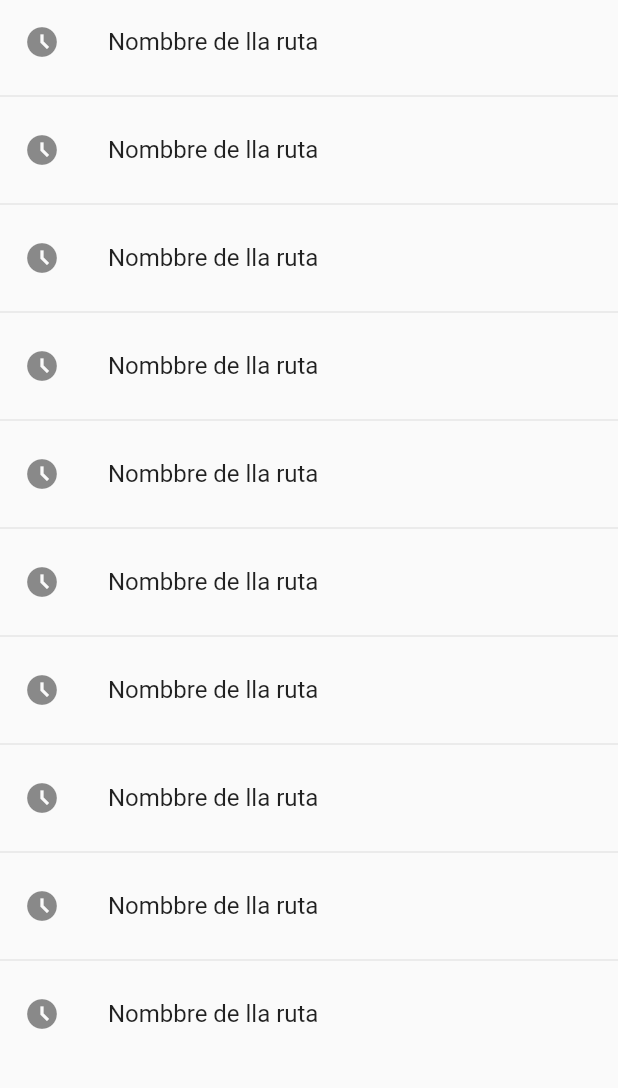
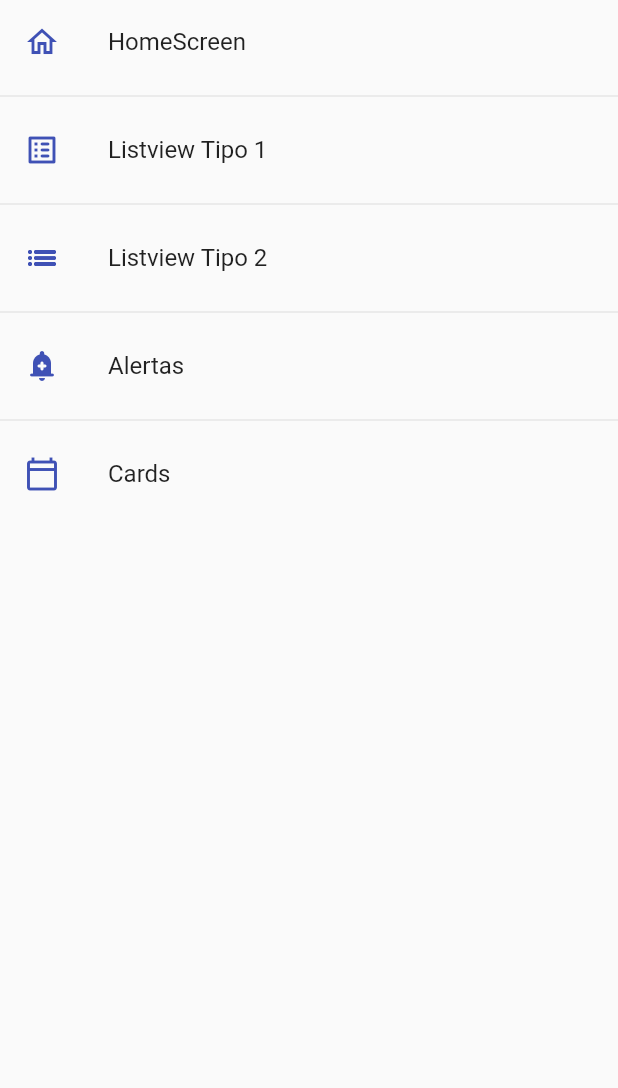
Before and after one commit to Thebobs2598/componentes_app, a Flutter app: the screen it shows after launch, on a phone screen of 412 x 824 dp, the part 84-1172 px from its top. Run offline on Flutter 3.47's test engine with Material 2 defaults, Android fonts, the phone set to English and light mode, and no system bars.

Commit message:
listadoRutasFunciones

```diff
--- a/lib/main.dart
+++ b/lib/main.dart
@@ -1,7 +1,7 @@
 import 'package:componentes_app/router/app_routes.dart';
 import 'package:flutter/material.dart';
 
-import 'screens/screens.dart';
+
 
 void main() => runApp(const MyApp());
 
@@ -14,7 +14,7 @@ class MyApp extends StatelessWidget {
       debugShowCheckedModeBanner: false,
       title: 'Material App',
       initialRoute: AppRoutes.initialRoute,
-      routes: AppRoutes.routes,
+      routes: AppRoutes.getAppRoutes(),
       onGenerateRoute: AppRoutes.onGenerateRoute,
     );
   }
--- /dev/null
+++ b/lib/models/menu_option.dart
@@ -0,0 +1,15 @@
+import 'package:flutter/material.dart' show IconData, Widget;
+
+class MenuOption {
+  final String route;
+  final IconData icon;
+  final String name;
+  final Widget screen;
+
+  MenuOption({
+    required this.route,
+    required this.icon,
+    required this.name,
+    required this.screen,
+  });
+}
--- /dev/null
+++ b/lib/models/models.dart
@@ -0,0 +1 @@
+export 'package:componentes_app/models/menu_option.dart';
--- a/lib/router/app_routes.dart
+++ b/lib/router/app_routes.dart
@@ -1,16 +1,65 @@
+import 'package:componentes_app/models/models.dart';
 import 'package:componentes_app/screens/screens.dart';
 import 'package:flutter/material.dart';
 
 class AppRoutes {
   static const initialRoute = 'home';
+  static final menuOptions = <MenuOption>[
+    //TODO : Borrar Home
+    //Home
+    MenuOption(
+      route: 'home',
+      name: 'HomeScreen',
+      screen: const HomeScreen(),
+      icon: Icons.home_outlined,
+    ),
+    //ListView 1
+    MenuOption(
+      route: 'listview1',
+      name: 'Listview Tipo 1',
+      screen: const ListView1Screen(),
+      icon: Icons.list_alt_rounded,
+    ),
+    //ListView 2
+    MenuOption(
+      route: 'listview2',
+      name: 'Listview Tipo 2',
+      screen: const ListView2Screen(),
+      icon: Icons.list_sharp,
+    ),
+    //Alert
+    MenuOption(
+      route: 'alert',
+      name: 'Alertas',
+      screen: const AlertScreen(),
+      icon: Icons.add_alert_rounded,
+    ),
+    //Cards
+    MenuOption(
+        route: 'card',
+        name: 'Cards',
+        screen: const CardScreen(),
+        icon: Icons.calendar_today_outlined)
+  ];
 
-  static Map<String, Widget Function(BuildContext)> routes = {
-    'home': (BuildContext context) => const HomeScreen(),
-    'listView1': (BuildContext context) => const ListView1Screen(),
-    'listView2': (BuildContext context) => const ListView2Screen(),
-    'alert': (BuildContext context) => const AlertScreen(),
-    'card': (BuildContext context) => const CardScreen(),
-  };
+  // **Otra opción para rutas
+  // static Map<String, Widget Function(BuildContext)> routes = {
+  //   'home': (BuildContext context) => const HomeScreen(),
+  //   'listView1': (BuildContext context) => const ListView1Screen(),
+  //   'listView2': (BuildContext context) => const ListView2Screen(),
+  //   'alert': (BuildContext context) => const AlertScreen(),
+  //   'card': (BuildContext context) => const CardScreen(),
+  // };
+
+  static Map<String, Widget Function(BuildContext)> getAppRoutes() {
+    Map<String, Widget Function(BuildContext)> appRoutes = {};
+
+    for (final option in menuOptions) {
+      appRoutes.addAll({option.route: (BuildContext context) => option.screen});
+    }
+
+    return appRoutes;
+  }
 
   static Route<dynamic> onGenerateRoute(RouteSettings settings) {
     // print(settings);
--- a/lib/screens/home_screen.dart
+++ b/lib/screens/home_screen.dart
@@ -1,3 +1,4 @@
+import 'package:componentes_app/router/app_routes.dart';
 import 'package:flutter/material.dart';
 
 class HomeScreen extends StatelessWidget {
@@ -5,24 +6,28 @@ class HomeScreen extends StatelessWidget {
 
   @override
   Widget build(BuildContext context) {
+    final menuOptions = AppRoutes.menuOptions;
     return Scaffold(
         appBar: AppBar(
           title: const Text('Componentes en FLutter'),
           elevation: 0,
         ),
         body: ListView.separated(
-            itemBuilder: (context, index) => ListTile(
-                  title: const Text('Nombbre de lla ruta'),
-                  leading: const Icon(Icons.access_time_filled_sharp),
+          itemBuilder: (context, index) {
+            return ListTile(
+              leading: Icon(menuOptions[index].icon,color: Colors.indigo,),
+              title: Text(menuOptions[index].name),
               onTap: () {
                 // final route = MaterialPageRoute(
                 //   builder: (context) => const ListView1Screen(),
                 // );
                 // Navigator.pushReplacement(context, route);
-                    Navigator.pushNamed(context, 'card');
+                Navigator.pushNamed(context, menuOptions[index].route);
               },
-                ),
+            );
+          },
           separatorBuilder: (context, index) => const Divider(),
-            itemCount: 10));
+          itemCount: menuOptions.length,
+        ));
   }
 }
```
Lines whose indentation alone changed are shown as unchanged.
